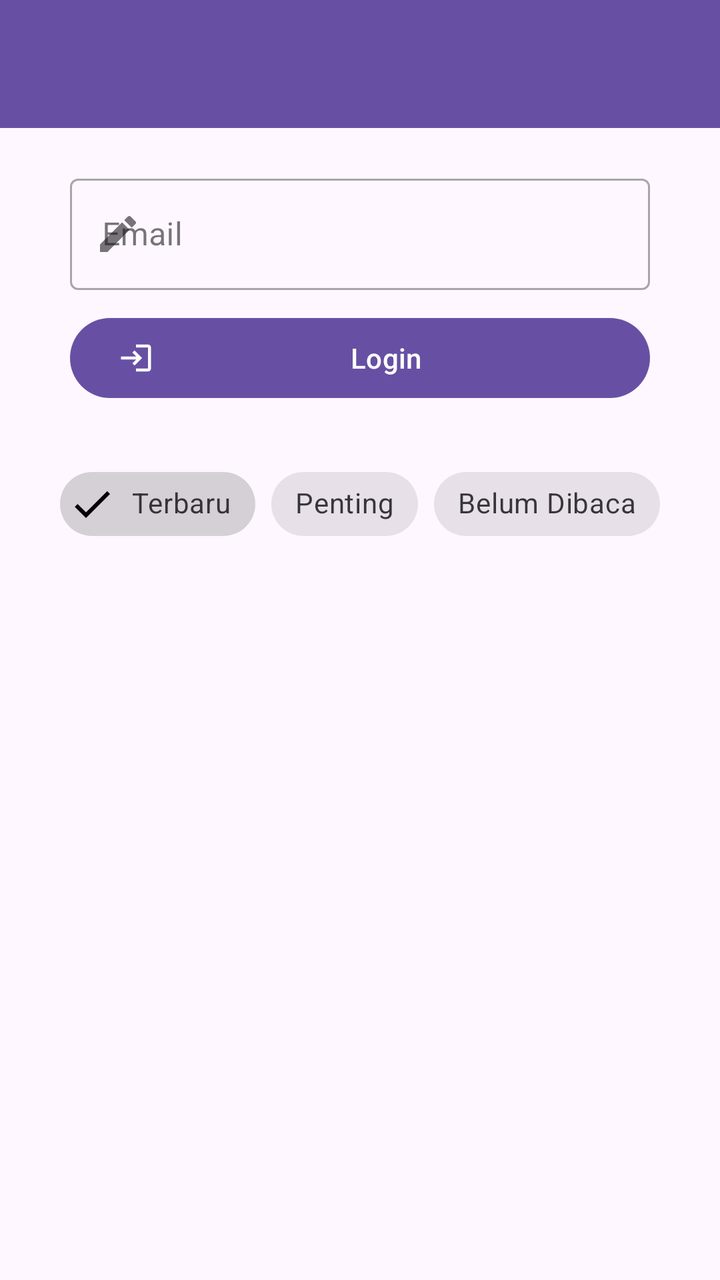
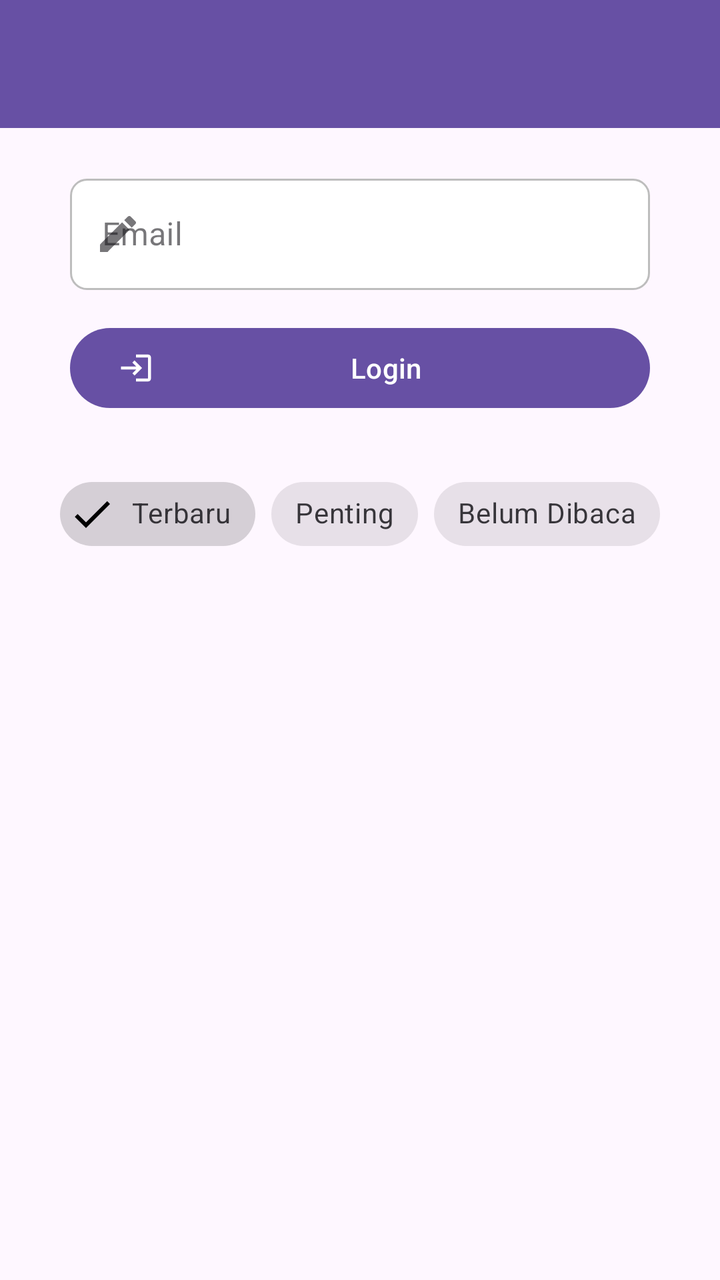

The first picture is an Android layout as it rendered before a commit; the second is the same layout after the commit. The layout source and the unified diff follow.
<!-- AndroidManifest.xml: application theme Theme.Saturnussalsa -->
<!-- res/layout/activity_tenth.xml -->
<?xml version="1.0" encoding="utf-8"?>
<androidx.constraintlayout.widget.ConstraintLayout xmlns:android="http://schemas.android.com/apk/res/android"
    xmlns:app="http://schemas.android.com/apk/res-auto"
    xmlns:tools="http://schemas.android.com/tools"
    android:layout_width="match_parent"
    android:layout_height="match_parent"
    tools:context=".home.pertemuan_10.TenthActivity">

    <androidx.appcompat.widget.Toolbar
        android:id="@+id/toolbar"
        android:layout_width="match_parent"
        android:layout_height="?attr/actionBarSize"
        android:background="?attr/colorPrimary"
        app:titleTextColor="@android:color/white"
        app:layout_constraintTop_toTopOf="parent"
        app:layout_constraintStart_toStartOf="parent"
        app:layout_constraintEnd_toEndOf="parent" />

    <com.google.android.material.textfield.TextInputLayout
        android:id="@+id/textInputLayout"
        style="@style/Widget.MaterialComponents.TextInputLayout.OutlinedBox"
        android:layout_width="match_parent"
        android:layout_height="wrap_content"
        android:layout_marginHorizontal="35dp"
        android:layout_marginTop="20dp"
        android:hint="Email"
        app:layout_constraintEnd_toEndOf="parent"
        app:layout_constraintStart_toStartOf="parent"
        app:layout_constraintTop_toBottomOf="@+id/toolbar"
        app:startIconDrawable="@drawable/ic_edit">

        <com.google.android.material.textfield.TextInputEditText
            android:id="@+id/etEmail"
            android:layout_width="match_parent"
            android:layout_height="wrap_content"
            android:inputType="textEmailAddress" />
    </com.google.android.material.textfield.TextInputLayout>

    <com.google.android.material.button.MaterialButton
        android:id="@+id/btnLogin"
        android:layout_width="match_parent"
        android:layout_height="wrap_content"
        android:layout_marginHorizontal="35dp"
        android:layout_marginTop="10dp"
        android:text="Login"
        app:icon="@drawable/ic_login"
        app:layout_constraintEnd_toEndOf="parent"
        app:layout_constraintStart_toStartOf="parent"
        app:layout_constraintTop_toBottomOf="@+id/textInputLayout" />

    <com.google.android.material.chip.ChipGroup
        android:id="@+id/chipGroupFilter"
        android:layout_width="wrap_content"
        android:layout_height="wrap_content"
        android:layout_marginTop="25dp"
        app:layout_constraintEnd_toEndOf="parent"
        app:layout_constraintStart_toStartOf="parent"
        app:layout_constraintTop_toBottomOf="@+id/btnLogin"
        app:singleSelection="true">

        <com.google.android.material.chip.Chip
            android:id="@+id/chipTerbaru"
            style="@style/Widget.MaterialComponents.Chip.Filter"
            android:layout_width="wrap_content"
            android:layout_height="wrap_content"
            android:checked="true"
            android:text="Terbaru" />

        <com.google.android.material.chip.Chip
            android:id="@+id/chipPenting"
            style="@style/Widget.MaterialComponents.Chip.Filter"
            android:layout_width="wrap_content"
            android:layout_height="wrap_content"
            android:text="Penting" />

        <com.google.android.material.chip.Chip
            android:id="@+id/chipBelumDibaca"
            style="@style/Widget.MaterialComponents.Chip.Filter"
            android:layout_width="wrap_content"
            android:layout_height="wrap_content"
            android:text="Belum Dibaca" />

    </com.google.android.material.chip.ChipGroup>

</androidx.constraintlayout.widget.ConstraintLayout>
<!-- resources referenced by this layout -->
<resources>
  <!-- drawable ic_edit (drawable) -->
  <vector xmlns:android="http://schemas.android.com/apk/res/android"
      android:width="24dp"
      android:height="24dp"
      android:viewportWidth="24"
      android:viewportHeight="24">
    <path
        android:fillColor="#FF000000"
        android:pathData="M3,17.25V21h3.75L17.81,9.94l-3.75-3.75L3,17.25zM20.71,7.04c0.39-0.39 0.39-1.02 0-1.41l-2.34-2.34c-0.39-0.39-1.02-0.39-1.41,0l-1.83,1.83 3.75,3.75 1.83-1.83z"/>
  </vector>
  <!-- drawable ic_login (drawable) -->
  <vector xmlns:android="http://schemas.android.com/apk/res/android"
      android:width="24dp"
      android:height="24dp"
      android:viewportWidth="24"
      android:viewportHeight="24">
    <path
        android:fillColor="#FF000000"
        android:pathData="M11,7L9.6,8.4l2.6,2.6H2v2h10.2l-2.6,2.6L11,17l5,-5 -5,-5zM20,19h-8v2h8c1.1,0 2,-0.9 2,-2V5c0,-1.1 -0.9,-2 -2,-2h-8v2h8v14z"/>
  </vector>
  <style name="Theme.Saturnussalsa" parent="Base.Theme.Saturnussalsa" />
  <style name="Base.Theme.Saturnussalsa" parent="Theme.Material3.DayNight.NoActionBar">
          
          <item name="colorPrimary">@color/purple_primary</item>
          <item name="colorOnPrimary">@color/white</item>
          <item name="colorPrimaryContainer">@color/purple_container</item>
      </style>
  <color name="purple_primary">#6750A4</color>
  <color name="white">#FFFFFFFF</color>
  <color name="purple_container">#EADDFF</color>
</resources>

<!-- the commit's change to res/layout/activity_tenth.xml (unified diff, before → after) -->
@@ -33,6 +33,7 @@
             android:id="@+id/etEmail"
             android:layout_width="match_parent"
             android:layout_height="wrap_content"
+            android:background="@drawable/edit_text_background"
             android:inputType="textEmailAddress" />
     </com.google.android.material.textfield.TextInputLayout>
 
@@ -41,7 +42,7 @@
         android:layout_width="match_parent"
         android:layout_height="wrap_content"
         android:layout_marginHorizontal="35dp"
-        android:layout_marginTop="10dp"
+        android:layout_marginTop="15dp"
         android:text="Login"
         app:icon="@drawable/ic_login"
         app:layout_constraintEnd_toEndOf="parent"
<!-- resource entries referenced after the edit -->
@@ -1,5 +1,28 @@
 <!-- resources referenced by this layout -->
 <resources>
+  <!-- drawable edit_text_background (drawable) -->
+  <?xml version="1.0" encoding="utf-8"?>
+  <shape xmlns:android="http://schemas.android.com/apk/res/android"
+      android:shape="rectangle">
+  
+      
+      <solid android:color="#FFFFFF" />
+  
+      
+      <stroke
+          android:width="1dp"
+          android:color="#BDBDBD" />
+  
+      
+      <corners android:radius="8dp" />
+  
+      
+      <padding
+          android:left="12dp"
+          android:top="12dp"
+          android:right="12dp"
+          android:bottom="12dp" />
+  </shape>
   <!-- drawable ic_edit (drawable) -->
   <vector xmlns:android="http://schemas.android.com/apk/res/android"
       android:width="24dp"
